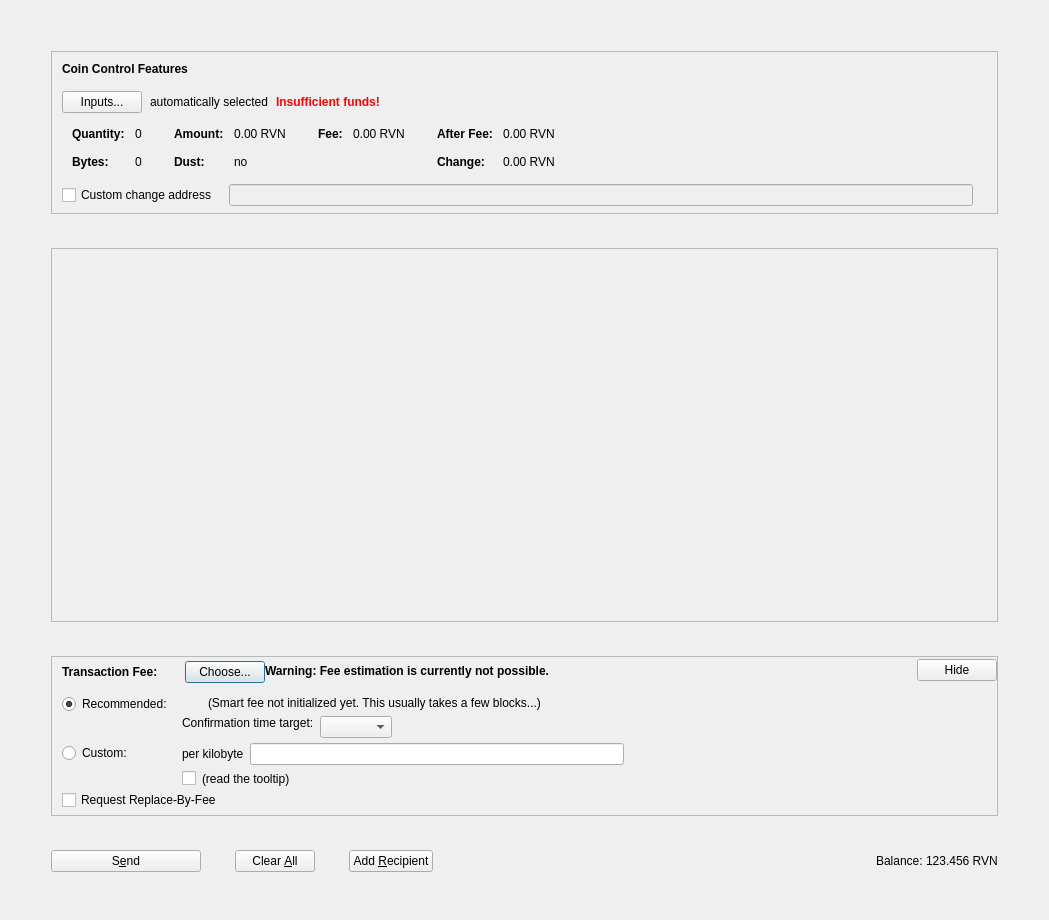
First picture: the form in src/qt/forms/sendcoinsdialog.ui, repository phoenixkonsole/xbtx, before the edit.
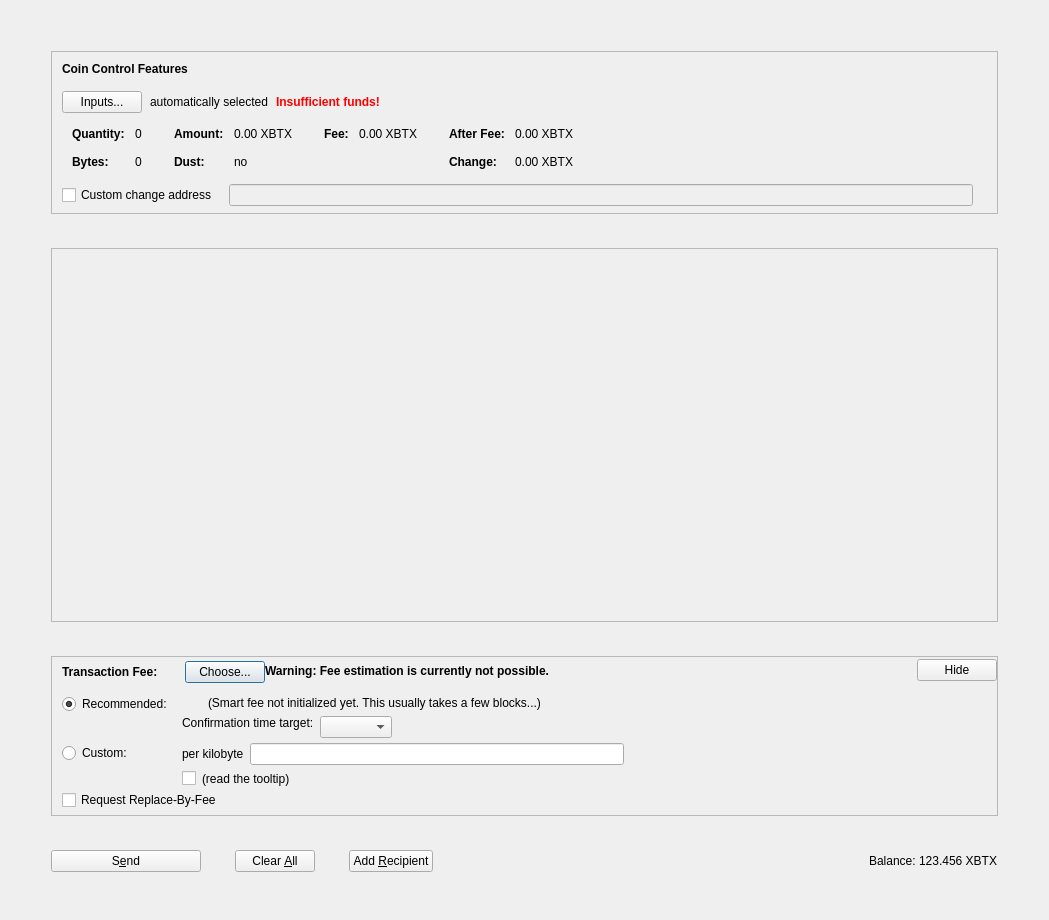
Second picture: the form after the edit. Icons and pictures are not drawn. Custom widgets are drawn as their Qt base class.

```diff
--- a/src/qt/forms/sendcoinsdialog.ui
+++ b/src/qt/forms/sendcoinsdialog.ui
@@ -341,7 +341,7 @@
                     <enum>Qt::ActionsContextMenu</enum>
                    </property>
                    <property name="text">
-                    <string notr="true">0.00 RVN</string>
+                    <string notr="true">0.00 XBTX</string>
                    </property>
                    <property name="textInteractionFlags">
                     <set>Qt::LinksAccessibleByMouse|Qt::TextSelectableByKeyboard|Qt::TextSelectableByMouse</set>
@@ -421,7 +421,7 @@
                     <enum>Qt::ActionsContextMenu</enum>
                    </property>
                    <property name="text">
-                    <string notr="true">0.00 RVN</string>
+                    <string notr="true">0.00 XBTX</string>
                    </property>
                    <property name="textInteractionFlags">
                     <set>Qt::LinksAccessibleByMouse|Qt::TextSelectableByKeyboard|Qt::TextSelectableByMouse</set>
@@ -472,7 +472,7 @@
                     <enum>Qt::ActionsContextMenu</enum>
                    </property>
                    <property name="text">
-                    <string notr="true">0.00 RVN</string>
+                    <string notr="true">0.00 XBTX</string>
                    </property>
                    <property name="textInteractionFlags">
                     <set>Qt::LinksAccessibleByMouse|Qt::TextSelectableByKeyboard|Qt::TextSelectableByMouse</set>
@@ -501,7 +501,7 @@
                     <enum>Qt::ActionsContextMenu</enum>
                    </property>
                    <property name="text">
-                    <string notr="true">0.00 RVN</string>
+                    <string notr="true">0.00 XBTX</string>
                    </property>
                    <property name="textInteractionFlags">
                     <set>Qt::LinksAccessibleByMouse|Qt::TextSelectableByKeyboard|Qt::TextSelectableByMouse</set>
@@ -1264,7 +1264,7 @@
             <cursorShape>IBeamCursor</cursorShape>
            </property>
            <property name="text">
-            <string notr="true">123.456 RVN</string>
+            <string notr="true">123.456 XBTX</string>
            </property>
            <property name="textInteractionFlags">
             <set>Qt::LinksAccessibleByMouse|Qt::TextSelectableByKeyboard|Qt::TextSelectableByMouse</set>
```
